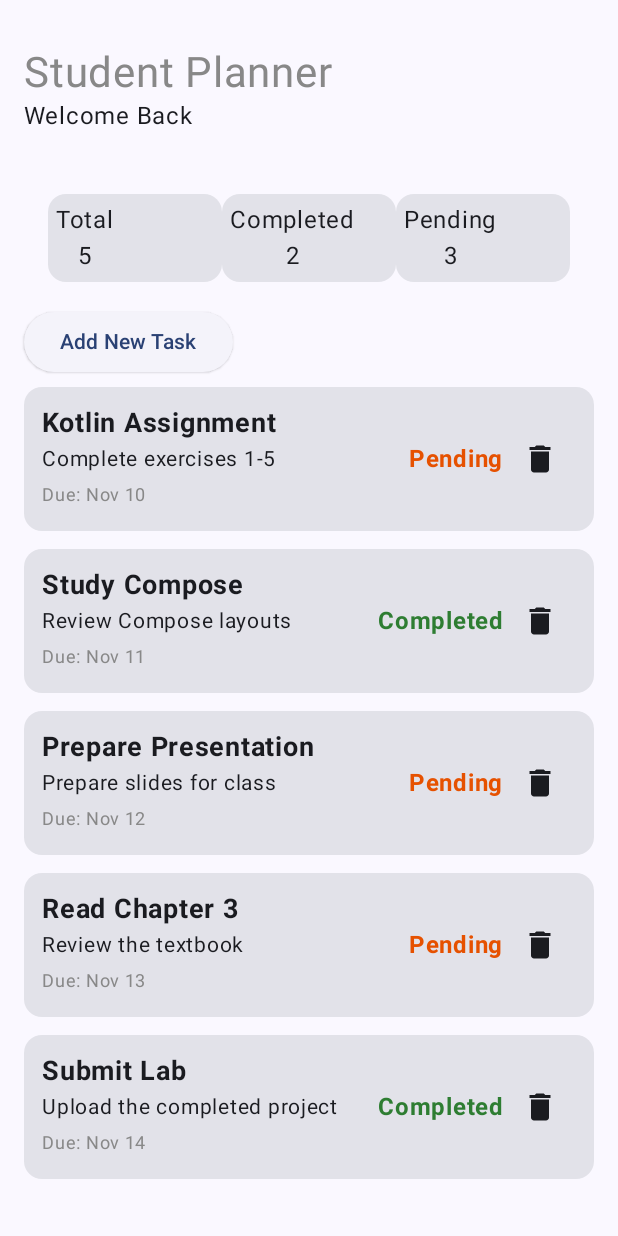
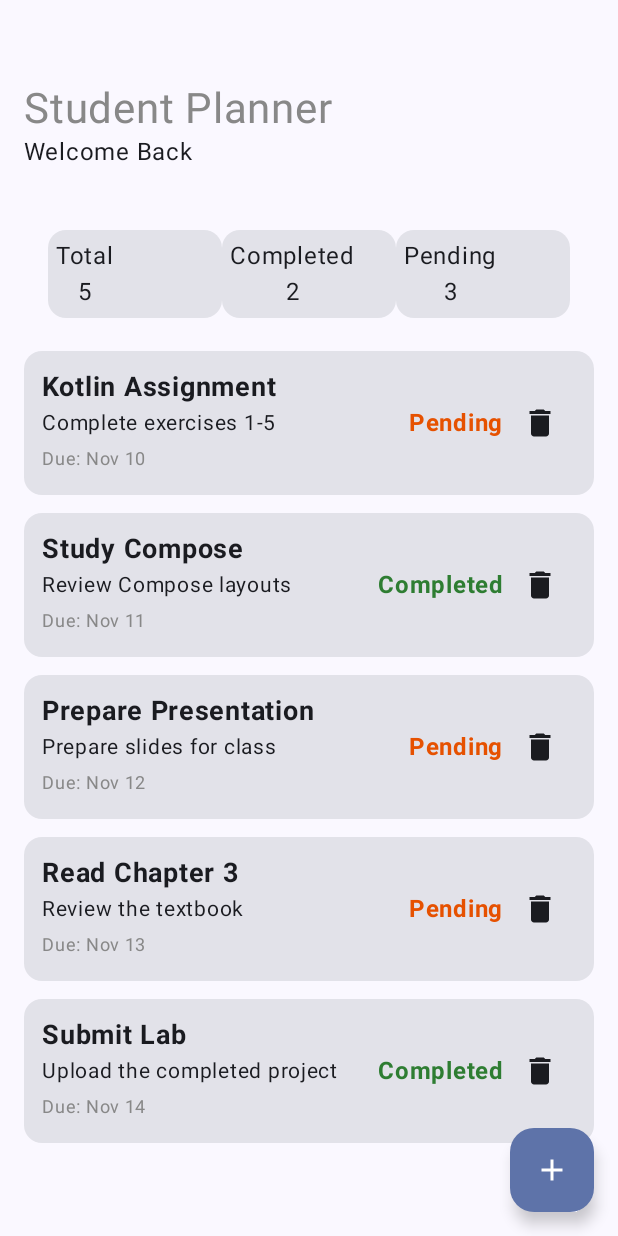
Before and after one commit to RaniaArbash/YWCA-Android-Fall26, an Android app built with Jetpack Compose: the screen it shows after launch (MainActivity), on a phone screen of 412 x 824 dp. Run offline under Robolectric (Android 15) with nearby library versions, the phone set to English and light mode, and no system bars.

Commit message:
Adding FloatingAction Button

```diff
--- a/TaskPlanner/app/src/main/java/com/example/taskplanner/MainActivity.kt
+++ b/TaskPlanner/app/src/main/java/com/example/taskplanner/MainActivity.kt
@@ -14,6 +14,7 @@ import androidx.navigation.compose.NavHost
 import androidx.navigation.compose.composable
 import androidx.navigation.compose.rememberNavController
 import com.example.taskplanner.DataLayer.Task
+import com.example.taskplanner.UILayer.ViewModels.Composables.MyFAB
 import com.example.taskplanner.UILayer.ViewModels.Screens.AddNewTaskScreen
 import com.example.taskplanner.UILayer.ViewModels.Screens.StudentTaskPlanner
 import com.example.taskplanner.UILayer.ViewModels.TaskViewModel
@@ -22,62 +23,24 @@ import com.example.taskplanner.ui.theme.TaskPlannerTheme
 class MainActivity : ComponentActivity() {
     override fun onCreate(savedInstanceState: Bundle?) {
         super.onCreate(savedInstanceState)
-        var sampleTasks = mutableListOf(
-            Task(
-                1,
-                "Kotlin Assignment",
-                "Complete exercises 1-5",
-                "Nov 10",
-                "University",
-                false
-            ),
-            Task(
-                2,
-                "Study Compose",
-                "Review Compose layouts",
-                "Nov 11",
-                "Study",
-                true
-            ),
-            Task(
-                3,
-                "Prepare Presentation",
-                "Prepare slides for class",
-                "Nov 12",
-                "University",
-                false
-            ),
-            Task(
-                4,
-                "Read Chapter 3",
-                "Review the textbook",
-                "Nov 13",
-                "Study",
-                false
-            ),
-            Task(
-                5,
-                "Submit Lab",
-                "Upload the completed project",
-                "Nov 14",
-                "University",
-                true
-            )
-        )
         enableEdgeToEdge()
         setContent {
             TaskPlannerTheme {
-                Scaffold(modifier = Modifier.fillMaxSize()) { innerPadding ->
+                val navController = rememberNavController()
+
+                Scaffold(modifier = Modifier.fillMaxSize(),
+                    floatingActionButton = {
+                        MyFAB(onClick = {
+                            navController.navigate("addTask")
+
+                        })
+                }) { innerPadding ->
                     val taskViewModel: TaskViewModel = viewModel()
 
-                    val navController = rememberNavController()
                     NavHost(navController =navController,
                         startDestination =  "home"){
                         composable(route = "home"){
-                            StudentTaskPlanner(taskViewModel,
-                                addNewTaskClicked = {
-                                navController.navigate("addTask")
-                            })
+                            StudentTaskPlanner(taskViewModel)
                         }
                         composable(route = "addTask"){
                             AddNewTaskScreen(taskViewModel,
--- /dev/null
+++ b/TaskPlanner/app/src/main/java/com/example/taskplanner/UILayer/ViewModels/Composables/MyFab.kt
@@ -0,0 +1,18 @@
+package com.example.taskplanner.UILayer.ViewModels.Composables
+
+import androidx.compose.material.icons.Icons
+import androidx.compose.material.icons.filled.Add
+import androidx.compose.material3.FloatingActionButton
+import androidx.compose.material3.Icon
+import androidx.compose.runtime.Composable
+
+@Composable
+fun MyFAB(
+    onClick: ()-> Unit
+){
+    FloatingActionButton(onClick = {
+        onClick()
+    }) {
+        Icon(Icons.Default.Add, contentDescription = "Add New Task")
+    }
+}
--- a/TaskPlanner/app/src/main/java/com/example/taskplanner/UILayer/ViewModels/Screens/HomeScreen.kt
+++ b/TaskPlanner/app/src/main/java/com/example/taskplanner/UILayer/ViewModels/Screens/HomeScreen.kt
@@ -26,8 +26,7 @@ import androidx.lifecycle.compose.collectAsStateWithLifecycle
 
 // MVVM
 @Composable
-fun StudentTaskPlanner(viewModel: TaskViewModel ,
-                       addNewTaskClicked : () -> Unit) {
+fun StudentTaskPlanner(viewModel: TaskViewModel ) {
     //val uiState by viewModel.uiState.collectAsStateWithLifecycle()
     val list by viewModel.tasksList.collectAsStateWithLifecycle()
 
@@ -47,14 +46,6 @@ fun StudentTaskPlanner(viewModel: TaskViewModel ,
                 title = "Pending",
                 value =list.count{!it.isCompleted}.toString())
         }
-        ElevatedButton(
-            onClick = {
-                addNewTaskClicked()
-                //navController.navigate("addTask")
-            }) {
-            Text("Add New Task")
-        }
-
         LazyColumn{
             items(list){task ->
                 TaskCard(task, onDelete = {
```
